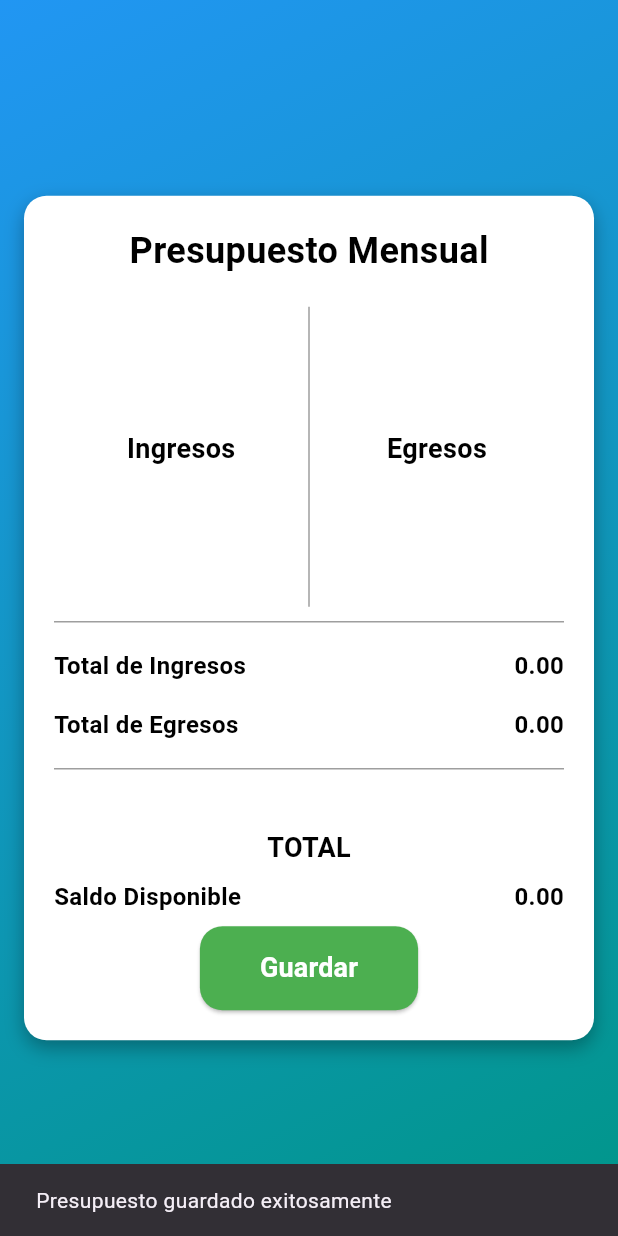
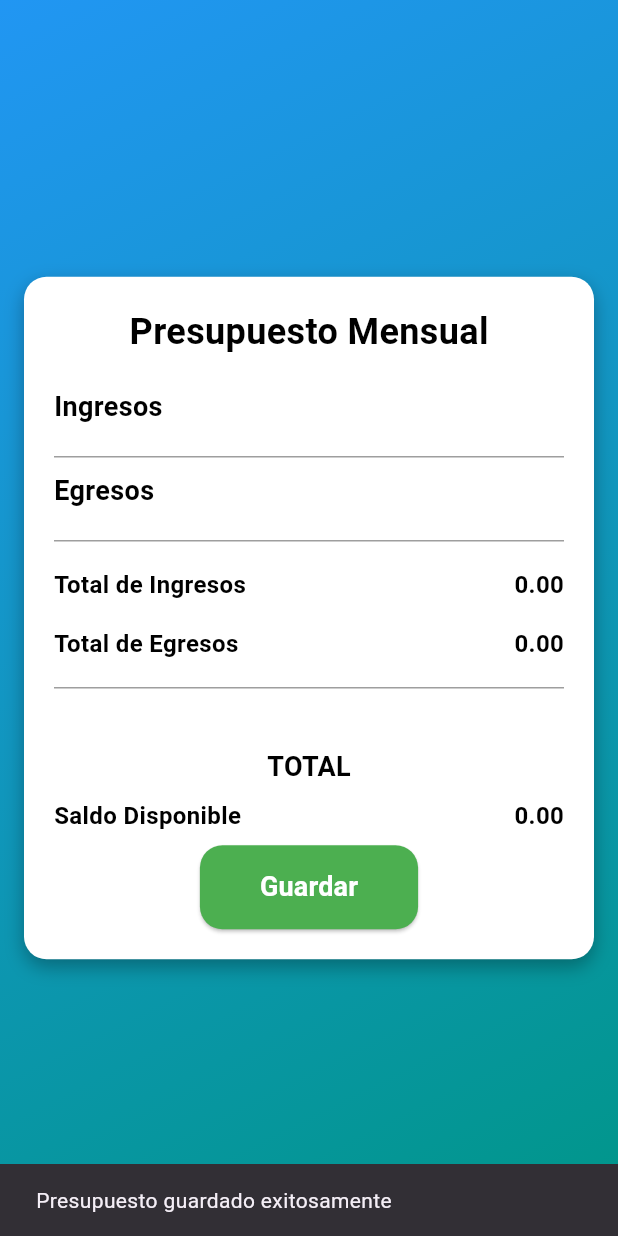
Before and after one commit to Jarod2024/proyecto_vinculacion, a Flutter app: the PresupuestoMensual screen opened directly with empty values, after a tap on "Guardar", on a phone screen of 412 x 824 dp. Run offline on Flutter 3.47's test engine with Material 3 defaults, Android fonts, the phone set to English and light mode, and no system bars; our stand-ins replace cloud_firestore, firebase_auth, firebase_core, sqflite; accounts and stored records are empty.

Commit message:
Corrección de vistas

```diff
--- /dev/null
+++ b/lib/Modelos/presupuesto_comunidad_model.dart
@@ -0,0 +1,66 @@
+import 'package:cloud_firestore/cloud_firestore.dart';
+
+class PresupuestoComunidad {
+  String id;
+  String userId;
+  List<Map<String, dynamic>> ingresos;
+  List<Map<String, dynamic>> egresos;
+  List<Map<String, dynamic>> ahorros;
+  List<Map<String, dynamic>> inversiones;
+  double totalIngresos;
+  double totalEgresos;
+  double totalAhorros;
+  double totalInversiones;
+  double saldoFinal;
+  DateTime fecha;
+
+  PresupuestoComunidad({
+    this.id = '',
+    required this.userId,
+    required this.ingresos,
+    required this.egresos,
+    required this.ahorros,
+    required this.inversiones,
+    required this.totalIngresos,
+    required this.totalEgresos,
+    required this.totalAhorros,
+    required this.totalInversiones,
+    required this.saldoFinal,
+    required this.fecha,
+  });
+
+  // Convertir objeto a JSON para Firebase
+  Map<String, dynamic> toMap() {
+    return {
+      'userId': userId,
+      'ingresos': ingresos,
+      'egresos': egresos,
+      'ahorros': ahorros,
+      'inversiones': inversiones,
+      'totalIngresos': totalIngresos,
+      'totalEgresos': totalEgresos,
+      'totalAhorros': totalAhorros,
+      'totalInversiones': totalInversiones,
+      'saldoFinal': saldoFinal,
+      'fecha': fecha.toIso8601String(),
+    };
+  }
+
+ factory PresupuestoComunidad.fromJson(Map<String, dynamic> json, String id) {
+  return PresupuestoComunidad(
+    id: id,
+    userId: json['userId'],
+    ingresos: List<Map<String, dynamic>>.from(json['ingresos'] ?? []),
+    egresos: List<Map<String, dynamic>>.from(json['egresos'] ?? []),
+    ahorros: List<Map<String, dynamic>>.from(json['ahorros'] ?? []),
+    inversiones: List<Map<String, dynamic>>.from(json['inversiones'] ?? []),
+    totalIngresos: (json['totalIngresos'] as num?)?.toDouble() ?? 0.0,
+    totalEgresos: (json['totalEgresos'] as num?)?.toDouble() ?? 0.0,
+    totalAhorros: (json['totalAhorros'] as num?)?.toDouble() ?? 0.0,
+    totalInversiones: (json['totalInversiones'] as num?)?.toDouble() ?? 0.0,
+    saldoFinal: (json['saldoFinal'] as num?)?.toDouble() ?? 0.0,
+    fecha: (json['fecha'] is Timestamp) ? (json['fecha'] as Timestamp).toDate() : DateTime.now(),
+  );
+}
+
+}
--- a/lib/Vistas/IngresosEgresos.dart
+++ b/lib/Vistas/IngresosEgresos.dart
@@ -27,6 +27,11 @@ class _IngresosEgresosState extends State<IngresosEgresos> {
     {"nombre": "Costos de electricidad", "icono": Icons.electric_bolt, "valor": TextEditingController()},
     {"nombre": "Costos de agua", "icono": Icons.water_drop, "valor": TextEditingController()},
     {"nombre": "Contrato de servicios", "icono": Icons.receipt, "valor": TextEditingController()},
+    {"nombre": "Costos de Arrendamiento", "icono": Icons.other_houses, "valor": TextEditingController()},
+    {"nombre": "Costos de mantenimiento", "icono": Icons.build, "valor": TextEditingController()},
+    {"nombre": "Costos de seguro", "icono": Icons.security, "valor": TextEditingController()},
+    {"nombre": "Costos de Salario del Personal", "icono": Icons.supervised_user_circle_outlined, "valor": TextEditingController()},
+
   ];
 
   void guardarDatos() {
--- a/lib/Vistas/Presupuesto.dart
+++ b/lib/Vistas/Presupuesto.dart
@@ -45,8 +45,8 @@ class _PresupuestoMensualState extends State<PresupuestoMensual> {
         ),
         padding: const EdgeInsets.all(16.0),
         child: Center(
+          child: SingleChildScrollView(
             child: Container(
-            width: double.infinity,
               padding: const EdgeInsets.all(20),
               decoration: BoxDecoration(
                 color: Colors.white,
@@ -61,20 +61,16 @@ class _PresupuestoMensualState extends State<PresupuestoMensual> {
               ),
               child: Column(
                 crossAxisAlignment: CrossAxisAlignment.center,
-              mainAxisSize: MainAxisSize.min,
+                mainAxisSize: MainAxisSize.min, // Ajusta al contenido
                 children: [
                   const Text(
                     'Presupuesto Mensual',
                     style: TextStyle(fontSize: 24, fontWeight: FontWeight.bold, color: Colors.black),
                   ),
                   const SizedBox(height: 20),
-                Row(
-                  children: [
-                    Expanded(child: _buildList('Ingresos', ingresos)),
-                    Container(width: 1, height: 200, color: Colors.grey),
-                    Expanded(child: _buildList('Egresos', egresos)),
-                  ],
-                ),
+                  _buildList('Ingresos', ingresos),
+                  _buildDivider(),
+                  _buildList('Egresos', egresos),
                   _buildDivider(),
                   _buildInfoRow('Total de Ingresos', totalIngresos.toStringAsFixed(2)),
                   _buildInfoRow('Total de Egresos', totalEgresos.toStringAsFixed(2)),
@@ -104,10 +100,10 @@ class _PresupuestoMensualState extends State<PresupuestoMensual> {
             ),
           ),
         ),
+      ),
     );
   }
 
-  /// Calcula el total de ingresos o egresos
   double _calcularTotal(List<Map<String, dynamic>> items) {
     return items.fold(0, (sum, item) {
       double value = double.tryParse(item["valor"].text) ?? 0.0;
@@ -115,19 +111,26 @@ class _PresupuestoMensualState extends State<PresupuestoMensual> {
     });
   }
 
-  /// Muestra la lista de ingresos o egresos
   Widget _buildList(String title, List<Map<String, dynamic>> items) {
     return Column(
+      crossAxisAlignment: CrossAxisAlignment.start,
       children: [
         Text(title, style: const TextStyle(fontSize: 18, fontWeight: FontWeight.bold, color: Colors.black)),
         const SizedBox(height: 10),
-        for (var item in items)
-          Padding(
+        ListView.builder(
+          shrinkWrap: true,
+          physics: const NeverScrollableScrollPhysics(),
+          itemCount: items.length,
+          itemBuilder: (context, index) {
+            var item = items[index];
+            return Padding(
               padding: const EdgeInsets.symmetric(vertical: 8.0),
               child: Text(
                 '${item["nombre"]}: ${item["valor"].text.isEmpty ? "0.00" : item["valor"].text}',
                 style: const TextStyle(color: Colors.black, fontSize: 16),
               ),
+            );
+          },
         ),
       ],
     );
@@ -150,13 +153,13 @@ class _PresupuestoMensualState extends State<PresupuestoMensual> {
     return const Divider(color: Colors.grey, thickness: 1, height: 20);
   }
 
-  /// Función para guardar en Firebase
   Future<void> _guardarEnBaseDeDatos(BuildContext context, double totalIngresos, double totalEgresos, double saldoDisponible) async {
     try {
       User? user = FirebaseAuth.instance.currentUser;
-      debugPrint('Usuario autenticado: $user');
       if (user == null) {
-        debugPrint('Usuario no autenticado');
+        ScaffoldMessenger.of(context).showSnackBar(
+          const SnackBar(content: Text("Usuario no autenticado")),
+        );
         return;
       }
 
@@ -172,12 +175,10 @@ class _PresupuestoMensualState extends State<PresupuestoMensual> {
 
       await PresupuestoService().agregarPresupuesto(nuevoPresupuesto);
 
-      // Mostrar mensaje de éxito
       ScaffoldMessenger.of(context).showSnackBar(
         const SnackBar(content: Text("Presupuesto guardado exitosamente")),
       );
 
-      // Limpiar los campos después de guardar
       setState(() {
         ingresos.clear();
         egresos.clear();
@@ -189,4 +190,15 @@ class _PresupuestoMensualState extends State<PresupuestoMensual> {
       );
     }
   }
+   @override
+  void didUpdateWidget(covariant PresupuestoMensual oldWidget) {
+    super.didUpdateWidget(oldWidget);
+    if (oldWidget.ingresos != widget.ingresos ||
+        oldWidget.egresos != widget.egresos) {
+      setState(() {
+        ingresos = List.from(widget.ingresos);
+        egresos = List.from(widget.egresos);
+      });
     }
+  }
+}
```
Also changed, not shown: lib/Servicios/presupuesto_comun_service.dart (added, +41 -0 lines), lib/Vistas/Comunidad_view.dart (+12 -5 lines), lib/Vistas/IngresosEgresosComunidad.dart (+41 -13 lines), lib/Vistas/Presupuesto_comunidad.dart (added, +181 -0 lines), lib/Vistas/admin_eco_familiar.dart (added, +65 -0 lines), assets/imagenes/ahorro_inversion.jpg (added), lib/Vistas/GestionTuristica/Gestion_Turistica_menu.dart (added), 18 other files. Lines whose indentation alone changed are shown as unchanged.
